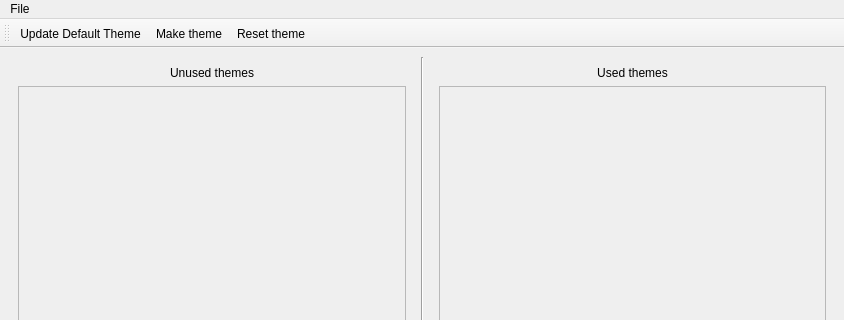
Before: the Qt Designer form ui/mainwindow.ui in DrLutzi/wakfu-theme-manager, drawn with Qt 5; both pictures show x 0 to 844 and y 0 to 320 of the 844 by 600 pixel window.
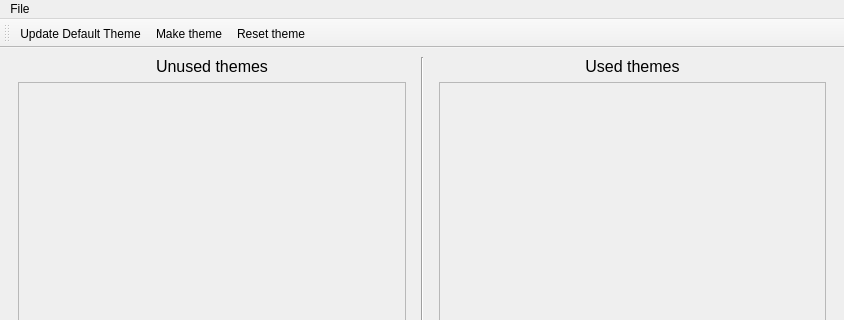
After: the same form once the commit is applied.

What changed in the file:
```diff
--- a/ui/mainwindow.ui
+++ b/ui/mainwindow.ui
@@ -15,13 +15,19 @@
   </property>
   <widget class="QWidget" name="centralwidget">
    <layout class="QHBoxLayout" name="horizontalLayout">
+    <property name="topMargin">
+     <number>9</number>
+    </property>
     <item>
      <widget class="QWidget" name="widget_scrollArea_stash" native="true">
       <layout class="QVBoxLayout" name="verticalLayout_4">
+       <property name="topMargin">
+        <number>0</number>
+       </property>
        <item>
         <widget class="QLabel" name="label">
          <property name="text">
-          <string>Unused themes</string>
+          <string>&lt;html&gt;&lt;head/&gt;&lt;body&gt;&lt;p&gt;&lt;span style=&quot; font-size:12pt;&quot;&gt;Unused themes&lt;/span&gt;&lt;/p&gt;&lt;/body&gt;&lt;/html&gt;</string>
          </property>
          <property name="alignment">
           <set>Qt::AlignCenter</set>
@@ -51,7 +57,7 @@
             <x>0</x>
             <y>0</y>
             <width>386</width>
-            <height>463</height>
+            <height>470</height>
            </rect>
           </property>
           <property name="acceptDrops">
@@ -73,10 +79,13 @@
     <item>
      <widget class="QWidget" name="widget_scrollArea_used" native="true">
       <layout class="QVBoxLayout" name="verticalLayout_2">
+       <property name="topMargin">
+        <number>0</number>
+       </property>
        <item>
         <widget class="QLabel" name="label_2">
          <property name="text">
-          <string>Used themes</string>
+          <string>&lt;html&gt;&lt;head/&gt;&lt;body&gt;&lt;p&gt;&lt;span style=&quot; font-size:12pt;&quot;&gt;Used themes&lt;/span&gt;&lt;/p&gt;&lt;/body&gt;&lt;/html&gt;</string>
          </property>
          <property name="alignment">
           <set>Qt::AlignCenter</set>
@@ -103,7 +112,7 @@
             <x>0</x>
             <y>0</y>
             <width>385</width>
-            <height>463</height>
+            <height>470</height>
            </rect>
           </property>
           <property name="acceptDrops">
```
Left out of the diff: 12 changed lines with no effect on the pictures.
